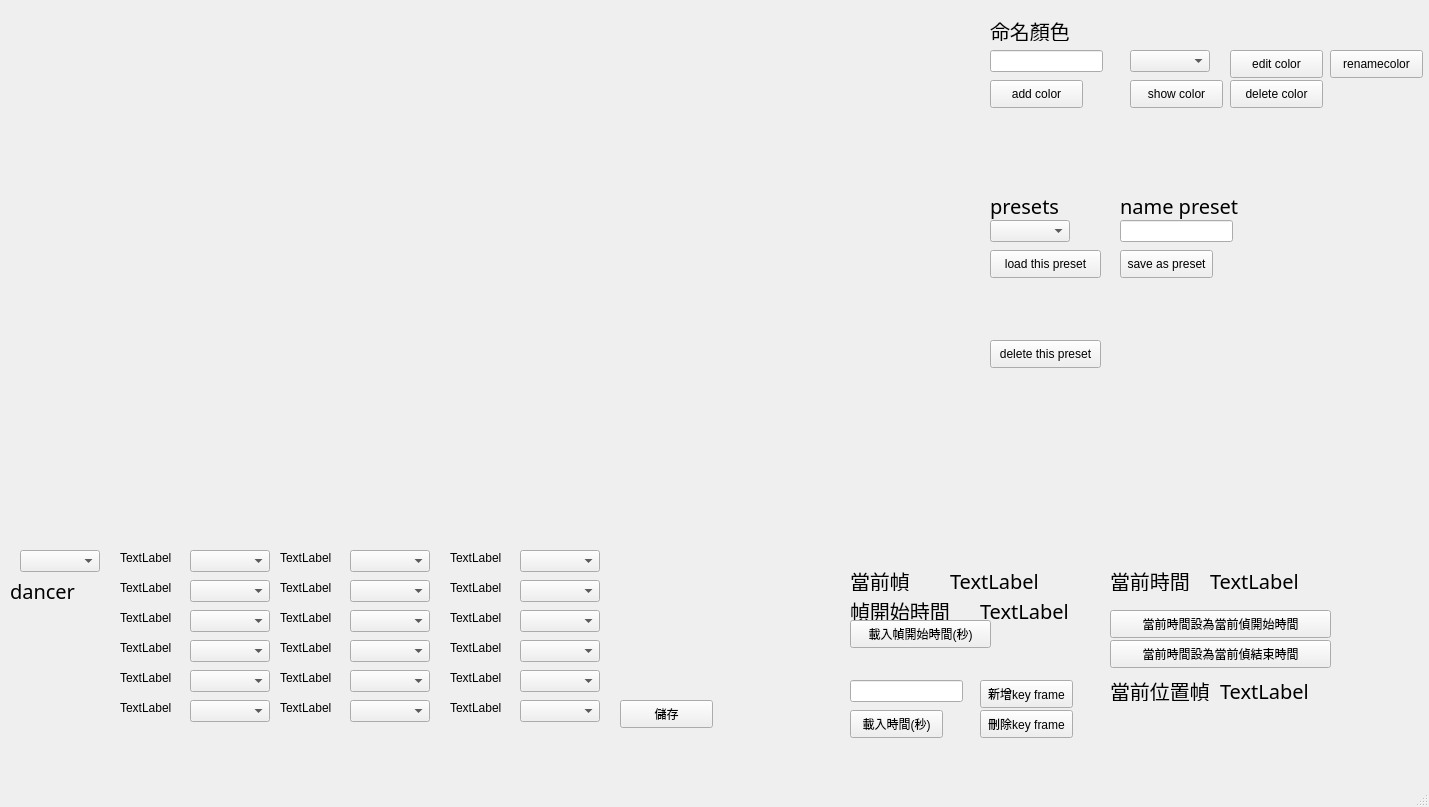
This is UI/UI.ui in ck7-32/WEGO_lightdance as Qt 5 draws it before an edit. The edited form follows.
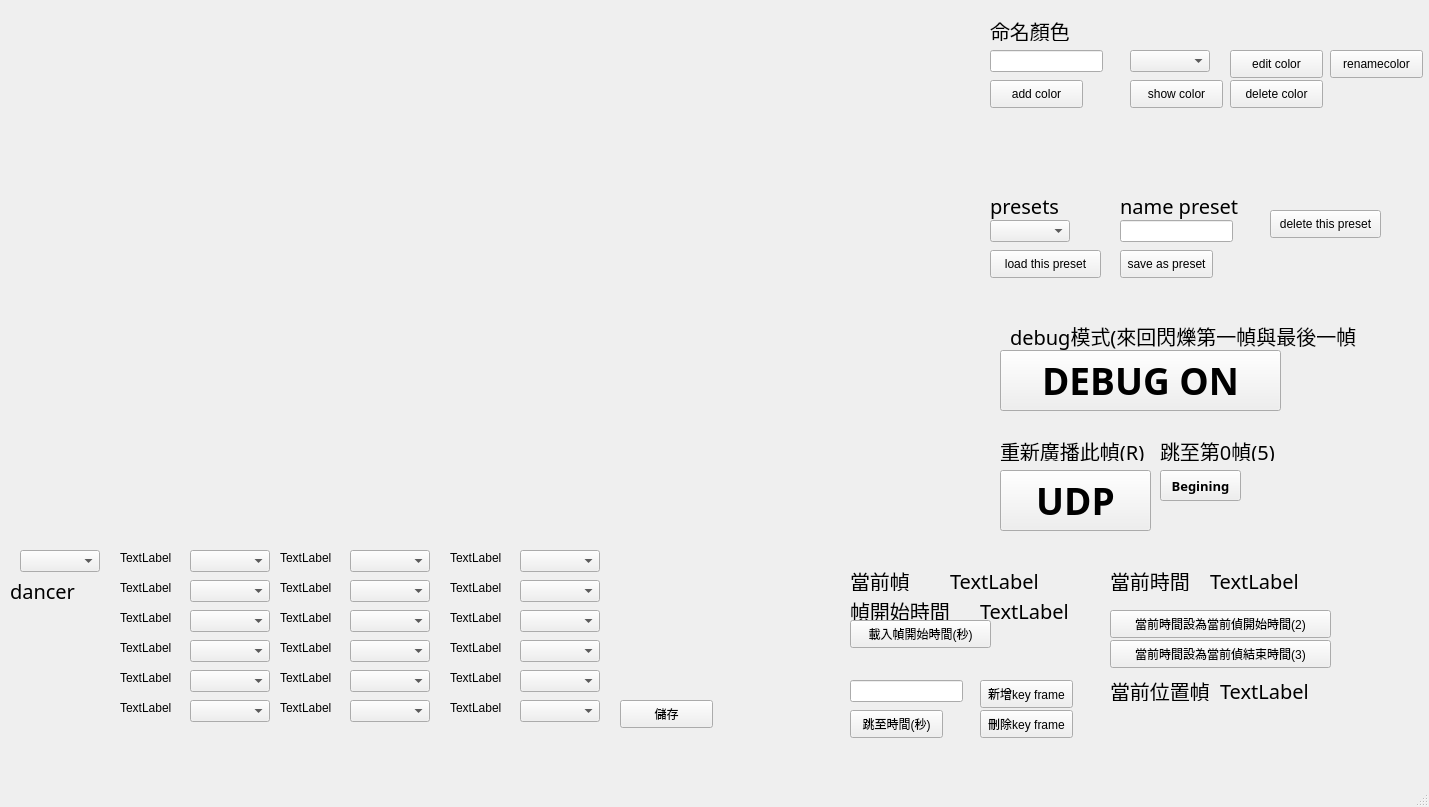
This is the edited form.

Commit message: 新增UDP、begining、debugmode

```diff
--- a/UI/UI.ui
+++ b/UI/UI.ui
@@ -625,8 +625,8 @@
    <widget class="QPushButton" name="delpreset">
     <property name="geometry">
      <rect>
-      <x>990</x>
-      <y>340</y>
+      <x>1270</x>
+      <y>210</y>
       <width>111</width>
       <height>28</height>
      </rect>
@@ -687,7 +687,7 @@
      </rect>
     </property>
     <property name="text">
-     <string>載入時間(秒)</string>
+     <string>跳至時間(秒)</string>
     </property>
    </widget>
    <widget class="QLabel" name="part12">
@@ -851,7 +851,7 @@
      </rect>
     </property>
     <property name="text">
-     <string>當前時間設為當前偵開始時間</string>
+     <string>當前時間設為當前偵開始時間(2)</string>
     </property>
    </widget>
    <widget class="QPushButton" name="set_frame_end_bynowtime">
@@ -864,7 +864,7 @@
      </rect>
     </property>
     <property name="text">
-     <string>當前時間設為當前偵結束時間</string>
+     <string>當前時間設為當前偵結束時間(3)</string>
     </property>
    </widget>
    <widget class="QPushButton" name="editcolor">
@@ -931,6 +931,126 @@
      <string>TextLabel</string>
     </property>
    </widget>
+   <widget class="QPushButton" name="UDP">
+    <property name="geometry">
+     <rect>
+      <x>1000</x>
+      <y>470</y>
+      <width>151</width>
+      <height>61</height>
+     </rect>
+    </property>
+    <property name="font">
+     <font>
+      <family>微軟正黑體</family>
+      <pointsize>28</pointsize>
+      <weight>75</weight>
+      <bold>true</bold>
+     </font>
+    </property>
+    <property name="text">
+     <string>UDP</string>
+    </property>
+   </widget>
+   <widget class="QLabel" name="text_2">
+    <property name="geometry">
+     <rect>
+      <x>1000</x>
+      <y>440</y>
+      <width>161</width>
+      <height>21</height>
+     </rect>
+    </property>
+    <property name="font">
+     <font>
+      <family>微軟正黑體</family>
+      <pointsize>15</pointsize>
+     </font>
+    </property>
+    <property name="text">
+     <string>重新廣播此幀(R)</string>
+    </property>
+   </widget>
+   <widget class="QLabel" name="text_3">
+    <property name="geometry">
+     <rect>
+      <x>1160</x>
+      <y>440</y>
+      <width>161</width>
+      <height>21</height>
+     </rect>
+    </property>
+    <property name="font">
+     <font>
+      <family>微軟正黑體</family>
+      <pointsize>15</pointsize>
+     </font>
+    </property>
+    <property name="text">
+     <string>跳至第0幀(5)</string>
+    </property>
+   </widget>
+   <widget class="QPushButton" name="Begining">
+    <property name="geometry">
+     <rect>
+      <x>1160</x>
+      <y>470</y>
+      <width>81</width>
+      <height>31</height>
+     </rect>
+    </property>
+    <property name="font">
+     <font>
+      <family>微軟正黑體</family>
+      <pointsize>10</pointsize>
+      <weight>75</weight>
+      <bold>true</bold>
+     </font>
+    </property>
+    <property name="text">
+     <string>Begining</string>
+    </property>
+   </widget>
+   <widget class="QPushButton" name="debug">
+    <property name="geometry">
+     <rect>
+      <x>1000</x>
+      <y>350</y>
+      <width>281</width>
+      <height>61</height>
+     </rect>
+    </property>
+    <property name="font">
+     <font>
+      <family>微軟正黑體</family>
+      <pointsize>28</pointsize>
+      <weight>75</weight>
+      <bold>true</bold>
+     </font>
+    </property>
+    <property name="text">
+     <string>DEBUG ON</string>
+    </property>
+   </widget>
+   <widget class="QLabel" name="text_4">
+    <property name="geometry">
+     <rect>
+      <x>1010</x>
+      <y>320</y>
+      <width>381</width>
+      <height>31</height>
+     </rect>
+    </property>
+    <property name="font">
+     <font>
+      <family>微軟正黑體</family>
+      <pointsize>15</pointsize>
+     </font>
+    </property>
+    <property name="text">
+     <string>debug模式(來回閃爍第一幀與最後一幀</string>
+    </property>
+   </widget>
   </widget>
   <widget class="QMenuBar" name="menubar">
    <property name="geometry">
```
The commit also changes 3 other files.
